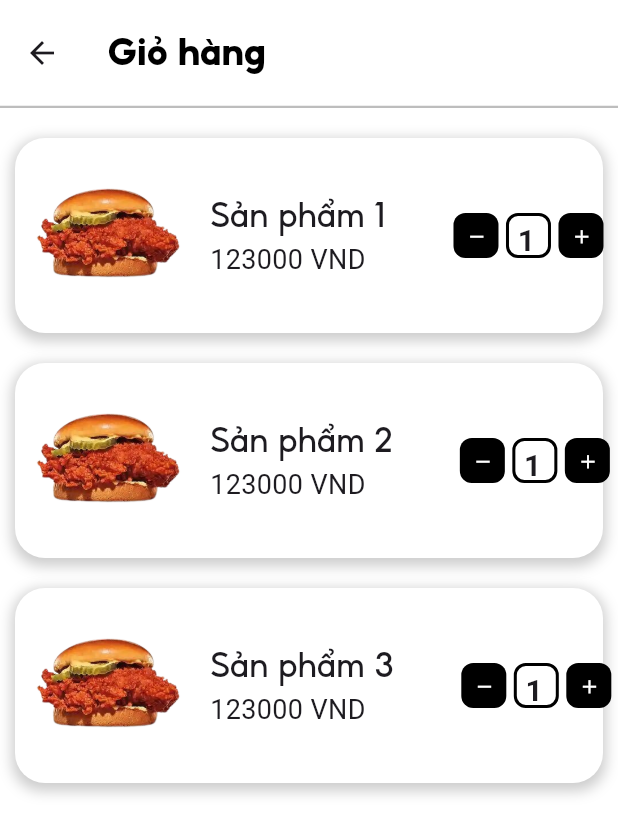
After one commit to quynhnhuuuu1811/FastFoodOrderingSystem, a Flutter app: the HomePageScreen screen opened by its route, after a tap on the "shopping cart" icon, on a phone screen of 412 x 824 dp. The commit adds this screen. Shown: the top 835 px of the screen. Run offline on Flutter 3.47's test engine with Material 3 defaults, Android fonts, the phone set to English and light mode, and no system bars; our stand-ins replace bloc, dio, flutter_bloc, flutter_swiper_view, go_router, shared_preferences; accounts and stored records are empty.

Commit message:
CartPage

```diff
--- /dev/null
+++ b/lib/screen/cartpage/CartScreen.dart
@@ -0,0 +1,53 @@
+import 'package:fastfood_ordering_system/screen/cartpage/widgets/CartItem.dart';
+import 'package:fastfood_ordering_system/screen/cartpage/widgets/EmptyCartScreen.dart';
+import 'package:fastfood_ordering_system/screen/cartpage/widgets/HasProductCartScreen.dart';
+import 'package:flutter/material.dart';
+
+import '../../core/constant/app_color.dart';
+
+class CartScreen extends StatefulWidget {
+  const CartScreen({super.key});
+
+  @override
+  State<CartScreen> createState() => _CartScreenState();
+}
+
+class _CartScreenState extends State<CartScreen> {
+  final TextEditingController _amountController = TextEditingController(text: '1');
+  final List<String> _productNames = ['Sản phẩm 1', 'Sản phẩm 2', 'Sản phẩm 3'];
+
+  @override
+  void dispose() {
+    _amountController.dispose();
+    super.dispose();
+  }
+
+  @override
+  Widget build(BuildContext context) {
+    return Scaffold(
+      backgroundColor: Colors.white,
+      appBar: AppBar(
+        toolbarHeight: 70,
+        backgroundColor: Colors.white,
+        title: const Text(
+          'Giỏ hàng',
+          style: TextStyle(
+            fontSize: 25,
+            fontFamily: 'Shopee_Bold',
+            color: Colors.black,
+          ),
+        ),
+        bottom: PreferredSize(
+          preferredSize: Size.fromHeight(2.0),
+          child: Container(
+            color: AppColors.grayColor,
+            height: 1.5,
+          ),
+        ),
+      ),
+      body: _productNames.isEmpty
+          ? EmptyCartScreen()
+          : HasProductCartScreen(productNames: _productNames, amountController: _amountController),
+    );
+  }
+}
--- /dev/null
+++ b/lib/screen/cartpage/widgets/CartItem.dart
@@ -0,0 +1,88 @@
+import 'package:flutter/material.dart';
+
+import '../../widget/AmountTextfield.dart';
+import '../../widget/IconInContainer.dart';
+
+class CartItem extends StatelessWidget {
+  const CartItem({
+    super.key,
+    required this.productName,
+    required TextEditingController amountController,
+  }) : _amountController = amountController;
+
+  final TextEditingController _amountController;
+  final String productName;
+
+  @override
+  Widget build(BuildContext context) {
+    return Padding(
+      padding: const EdgeInsets.only(bottom: 20),
+      child: Container(
+        decoration: BoxDecoration(
+          borderRadius: BorderRadius.circular(20),
+          boxShadow: [
+            BoxShadow(
+              color: Colors.black.withOpacity(0.2),
+              spreadRadius: 2,
+              blurRadius: 7,
+              offset: Offset(0, 3),
+            ),
+          ],
+          color: Colors.white,
+        ),
+        height: 130,
+        child: Padding(
+          padding: const EdgeInsets.only(top: 10, bottom: 10),
+          child: Row(
+            children: [
+              Image.asset(
+                'assets/images/demo.png',
+                width: 120,
+                height: 120,
+                fit: BoxFit.fitWidth,
+              ),
+              const SizedBox(width: 10), // thêm khoảng cách giữa ảnh và text
+              Column(
+                mainAxisAlignment: MainAxisAlignment.center,
+                crossAxisAlignment: CrossAxisAlignment.start,
+                children: [
+                  Text(
+                    productName,
+                    style: const TextStyle(
+                      fontSize: 23,
+                      fontFamily: 'Shopee_Medium',
+                    ),
+                  ),
+                  const Text('123000 VND',
+                      style: TextStyle(
+                          fontSize: 18,
+                          fontWeight: FontWeight.w400
+                      )),
+                ],
+              ),
+              SizedBox(width: 40),
+              IconInContainer(
+                icon: Icons.remove,
+                colorIcon: Colors.white,
+                color: Colors.black,
+                iconSize: 15,
+                containerSize: 30,
+              ),
+              AmountTextfield(
+                amountController: _amountController,
+                containerSize: 30,
+                fontsize: 20,),
+              IconInContainer(
+                icon: Icons.add,
+                colorIcon: Colors.white,
+                color: Colors.black,
+                iconSize: 15,
+                containerSize: 30,
+              ),
+            ],
+          ),
+        ),
+      ),
+    );
+  }
+}
--- /dev/null
+++ b/lib/screen/cartpage/widgets/HasProductCartScreen.dart
@@ -0,0 +1,31 @@
+import 'package:flutter/cupertino.dart';
+
+import 'CartItem.dart';
+
+class HasProductCartScreen extends StatelessWidget {
+  const HasProductCartScreen({
+    super.key,
+    required List<String> productNames,
+    required TextEditingController amountController,
+  }) : _productNames = productNames, _amountController = amountController;
+
+  final List<String> _productNames;
+  final TextEditingController _amountController;
+
+  @override
+  Widget build(BuildContext context) {
+    return SingleChildScrollView(
+      child: Padding(
+        padding: const EdgeInsets.fromLTRB(10, 20, 10, 20),
+        child: Column(
+          children: _productNames.map((name) {
+            return CartItem(
+              amountController: _amountController,
+              productName: name,
+            );
+          }).toList(),
+        ),
+      ),
+    );
+  }
+}
--- a/lib/screen/categoryPage/CategoryScreen.dart
+++ b/lib/screen/categoryPage/CategoryScreen.dart
@@ -1,6 +1,6 @@
 import 'package:flutter/material.dart';
 import '../../core/constant/app_color.dart';
-import '../cartpage/widgets/CartScreen.dart';
+import '../cartpage/CartScreen.dart';
 import '../homepage/HomePageScreen.dart';
 import '../listProductPage/listProductScreen.dart';
 import '../widget/CustomeIconButton.dart';
--- a/lib/screen/homepage/HomePageScreen.dart
+++ b/lib/screen/homepage/HomePageScreen.dart
@@ -2,7 +2,7 @@ import 'package:fastfood_ordering_system/screen/widget/ItemofGridView.dart';
 import 'package:flutter/material.dart';
 import 'package:flutter_swiper_view/flutter_swiper_view.dart';
 import '../../core/constant/app_color.dart';
-import '../cartpage/widgets/CartScreen.dart';
+import '../cartpage/CartScreen.dart';
 import '../widget/CustomeIconButton.dart';
 import '../categoryPage/CategoryScreen.dart';
 class HomePageScreen extends StatefulWidget {
@@ -31,6 +31,7 @@ class _HomePageScreenState extends State<HomePageScreen> {
     return Scaffold(
         backgroundColor: Colors.white,
         appBar: AppBar(
+          toolbarHeight: 80,
           backgroundColor: Colors.white,
           automaticallyImplyLeading: false,
           elevation: 0,
--- /dev/null
+++ b/lib/screen/widget/AmountTextfield.dart
@@ -0,0 +1,40 @@
+import 'package:flutter/material.dart';
+
+class AmountTextfield extends StatelessWidget {
+  const AmountTextfield({
+    super.key,
+    required TextEditingController amountController,
+    required this.fontsize,
+    required this.containerSize
+  }) : _amountController = amountController;
+
+  final TextEditingController _amountController;
+  final double fontsize;
+  final double containerSize;
+
+  @override
+  Widget build(BuildContext context) {
+    return Container(
+      width: containerSize,
+      height: containerSize,
+      decoration: BoxDecoration(
+        color: Colors.white,
+        borderRadius: BorderRadius.circular(8),
+        border: Border.all(width: 2),
+      ),
+      child: Center(
+        child: TextField(
+          controller: _amountController,
+          textAlign: TextAlign.center,
+          style: TextStyle(
+              fontSize: fontsize,
+              fontWeight: FontWeight.bold
+          ),
+          decoration: const InputDecoration(
+            border: InputBorder.none,
+          ),
+        ),
+      ),
+    );
+  }
+}
--- a/lib/screen/widget/IconInContainer.dart
+++ b/lib/screen/widget/IconInContainer.dart
@@ -5,20 +5,24 @@ class IconInContainer extends StatelessWidget {
     super.key,
     required this. icon,
     required this.color,
-    required this.colorIcon
+    required this.colorIcon,
+    required this.containerSize,
+    required this.iconSize
   });
 
   final IconData icon;
   final Color color;
   final Color colorIcon;
+  final double containerSize;
+  final double iconSize;
 
   @override
   Widget build(BuildContext context) {
     return Padding(
       padding: const EdgeInsets.only(left:5,right: 5),
       child: Container(
-        width: 40,
-        height: 40,
+        width: containerSize,
+        height: containerSize,
         decoration: BoxDecoration(
           color: color,
           borderRadius: BorderRadius.circular(8),
@@ -29,7 +33,7 @@ class IconInContainer extends StatelessWidget {
             onPressed: () {},
             icon: Icon(
               icon,
-              size: 20,
+              size: iconSize,
             ),
             color: colorIcon,
           ),
--- a/lib/screen/widget/ProductItem.dart
+++ b/lib/screen/widget/ProductItem.dart
@@ -67,6 +67,8 @@ class ProductItem extends StatelessWidget {
                   icon: Icons.add,
                   color: Colors.black,
                   colorIcon: Colors.white,
+                  containerSize: 40,
+                  iconSize: 20,
                 ),
 
               ],
```
Also changed, not shown: lib/screen/ProductDetailPage/ProductDetailScreen.dart (+2 -67 lines), lib/screen/ProductDetailPage/widgets/CustomeBottomAppBar.dart (added, +68 -0 lines), lib/screen/cartpage/widgets/CartScreen.dart (deleted, +0 -20 lines), lib/screen/cartpage/widgets/EmptyCartScreen.dart (added, +31 -0 lines), lib/screen/signInPage/signInScreen.dart (+9 -9 lines), assets/images/empty_cart.png (added).
